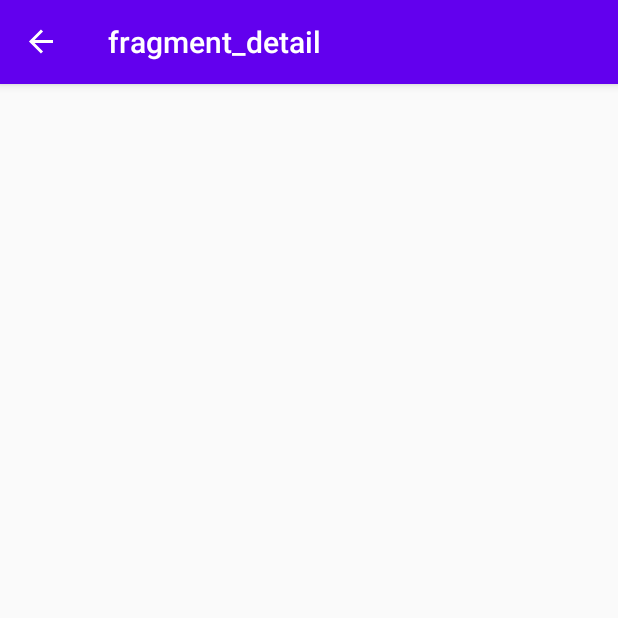
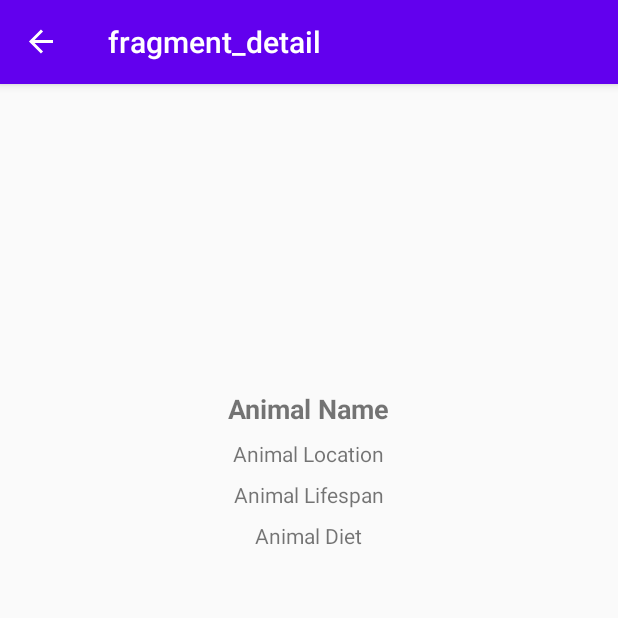
Before and after one commit to fabiokreis/animals, an Android app: the DetailFragment screen opened through its navigation route, on a phone screen of 412 x 824 dp, the top half of it. Run offline under Robolectric (Android 15) with nearby library versions, the phone set to English and light mode, and no system bars; our stand-ins replace RxJava, navigation-ui; network calls fail.

Commit message:
Update fragment detail layout

```diff
--- a/app/src/main/res/layout/fragment_detail.xml
+++ b/app/src/main/res/layout/fragment_detail.xml
@@ -1,9 +1,50 @@
 <?xml version="1.0" encoding="utf-8"?>
-<androidx.constraintlayout.widget.ConstraintLayout xmlns:android="http://schemas.android.com/apk/res/android"
+<LinearLayout xmlns:android="http://schemas.android.com/apk/res/android"
     xmlns:app="http://schemas.android.com/apk/res-auto"
     xmlns:tools="http://schemas.android.com/tools"
     android:layout_width="match_parent"
     android:layout_height="match_parent"
-    tools:context=".view.DetailFragment">
+    android:orientation="vertical"
+    tools:context=".view.DetailFragment"
+    android:gravity="center_horizontal">
 
-</androidx.constraintlayout.widget.ConstraintLayout>
+    <ImageView
+        android:id="@+id/animalImage"
+        android:layout_width="match_parent"
+        android:layout_height="wrap_content"
+        android:scaleType="center"
+        android:minHeight="200dp"/>
+
+    <TextView
+        android:id="@+id/animalName"
+        android:layout_width="wrap_content"
+        android:layout_height="wrap_content"
+        style="@style/title"
+        android:layout_margin="4dp"
+        android:text="Animal Name"/>
+
+    <TextView
+        android:id="@+id/animalLocation"
+        android:layout_width="wrap_content"
+        android:layout_height="wrap_content"
+        style="@style/text"
+        android:layout_margin="4dp"
+        android:text="Animal Location"/>
+
+    <TextView
+        android:id="@+id/animalLifespan"
+        android:layout_width="wrap_content"
+        android:layout_height="wrap_content"
+        style="@style/text"
+        android:layout_margin="4dp"
+        android:text="Animal Lifespan"/>
+
+    <TextView
+        android:id="@+id/animalDiet"
+        android:layout_width="wrap_content"
+        android:layout_height="wrap_content"
+        style="@style/text"
+        android:layout_margin="4dp"
+        android:text="Animal Diet"/>
+
+</LinearLayout>
```
